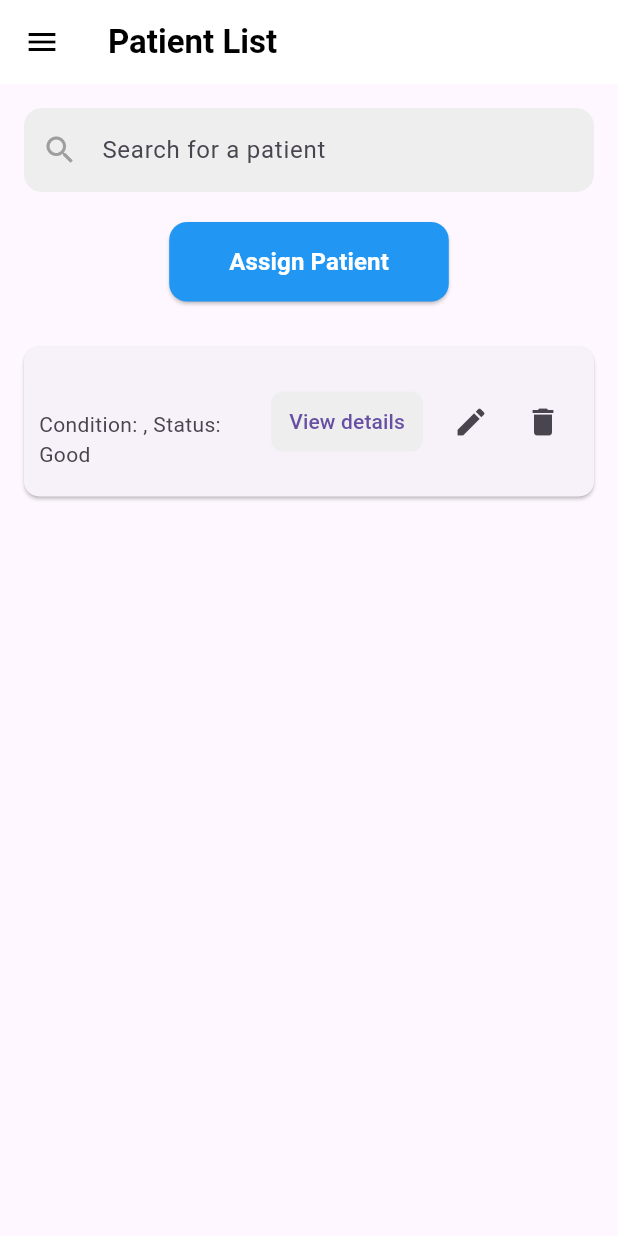
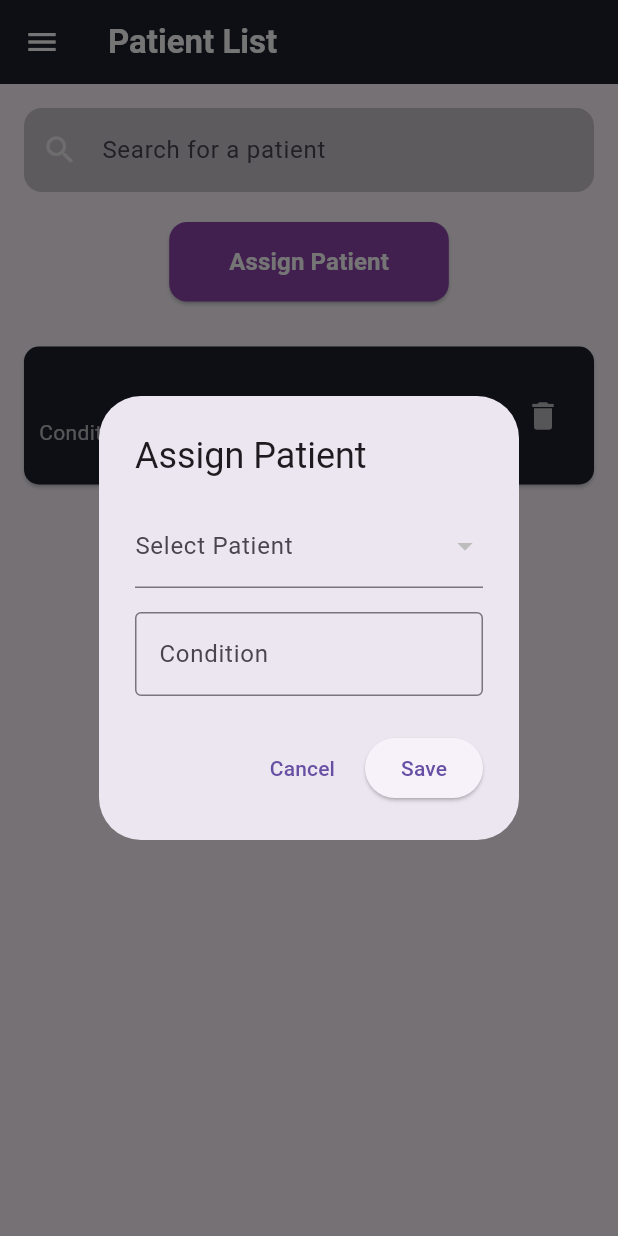
Before and after one commit to janindu333/caregiver-mobile, a Flutter app: the UserManagementPage screen opened directly with empty values, after a tap on "Assign Patient", on a phone screen of 412 x 824 dp. Run offline on Flutter 3.47's test engine with Material 3 defaults, Android fonts, the light colour scheme and no system bars; our stand-ins replace cloud_firestore, firebase_auth, firebase_core, firebase_messaging, flutter_local_notifications, flutter_zoom_drawer; accounts and stored records are empty.

Commit message:
added color changes

```diff
--- a/lib/features/caregiver/presentation/pages/user_management_page.dart
+++ b/lib/features/caregiver/presentation/pages/user_management_page.dart
@@ -16,6 +16,8 @@ class _UserManagementPageState extends State<UserManagementPage> {
   TextEditingController _conditionController = TextEditingController();
   List<DocumentSnapshot> _allPatientsByCareGiverId = [];
   List<DocumentSnapshot> _filteredPatientsByCareGiverId = [];
+  List<DocumentSnapshot> _allPatients = [];
+  List<DocumentSnapshot> _filteredPatients = [];
   String? _selectedPatientId;
 
   @override
@@ -36,14 +38,25 @@ class _UserManagementPageState extends State<UserManagementPage> {
     });
   }
 
+  void _fetchPatients() async {
+    CollectionReference users = FirebaseFirestore.instance.collection('users');
+
+    QuerySnapshot querySnapshot = await users.where('role', isEqualTo: 'patient').get();
+
+    setState(() {
+      _allPatients = querySnapshot.docs;
+      _filteredPatients = querySnapshot.docs;
+    });
+  }
+
   void _filterPatients(String query) {
     if (query.isEmpty) {
       setState(() {
-        _filteredPatientsByCareGiverId = _allPatientsByCareGiverId;
+        _filteredPatients = _allPatients;
       });
     } else {
       setState(() {
-        _filteredPatientsByCareGiverId = _allPatientsByCareGiverId.where((patient) {
+        _filteredPatients = _allPatients.where((patient) {
           String name = (patient.data() as Map<String, dynamic>)['name'];
           return name.toLowerCase().contains(query.toLowerCase());
         }).toList();
@@ -114,24 +127,90 @@ class _UserManagementPageState extends State<UserManagementPage> {
   }
 
   void _showAddPatientDialog() {
-    // Implement logic to show add patient dialog
+    _fetchPatients();
+
+    showDialog(
+      context: context,
+      builder: (context) {
+        return AlertDialog(
+          title: Text('Assign Patient'),
+          content: Column(
+            mainAxisSize: MainAxisSize.min,
+            children: [
+              DropdownButtonFormField<String>(
+                value: _selectedPatientId,
+                items: _filteredPatients.map((patient) {
+                  var patientData = patient.data() as Map<String, dynamic>;
+                  return DropdownMenuItem<String>(
+                    value: patient.id,
+                    child: Text(patientData['name']),
+                  );
+                }).toList(),
+                onChanged: (value) {
+                  setState(() {
+                    _selectedPatientId = value;
+                  });
+                },
+                decoration: InputDecoration(
+                  labelText: 'Select Patient',
+                ),
+              ),
+              SizedBox(height: 16),
+              TextField(
+                controller: _conditionController,
+                decoration: InputDecoration(
+                  labelText: 'Condition',
+                  border: OutlineInputBorder(),
+                ),
+              ),
+            ],
+          ),
+          actions: [
+            TextButton(
+              onPressed: () {
+                Navigator.of(context).pop();
+              },
+              child: Text('Cancel'),
+            ),
+            ElevatedButton(
+              onPressed: () {
+                if (_selectedPatientId != null) {
+                  var selectedPatient = _filteredPatients.firstWhere(
+                      (patient) => patient.id == _selectedPatientId);
+                  var patientData = selectedPatient.data() as Map<String, dynamic>;
+                  _addNewPatient(
+                    _selectedPatientId!,
+                    patientData['name'],
+                    _conditionController.text,
+                    () {
+                      ScaffoldMessenger.of(context).showSnackBar(
+                        SnackBar(content: Text('Patient assigned successfully')),
+                      );
+                    },
+                  );
+                  Navigator.of(context).pop();
+                }
+              },
+              child: Text('Save'),
+            ),
+          ],
+        );
+      },
+    );
   }
 
   @override
   Widget build(BuildContext context) {
     return Scaffold(
       appBar: AppBar(
-        backgroundColor: Colors.white,
+        backgroundColor: Color(0xFF1E1E2E), // Updated to match login page color
         elevation: 0,
-        title: Text(
+        title: const Text(
           'Patient List',
-          style: TextStyle(
-            color: Colors.black,
-            fontWeight: FontWeight.bold,
-          ),
+          style: TextStyle(color: Colors.white, fontWeight: FontWeight.bold), // Updated text color to white
         ),
         leading: IconButton(
-          icon: Icon(Icons.menu, color: Colors.black),
+          icon: Icon(Icons.menu, color: Colors.white), // Updated icon color to white
           onPressed: widget.onMenuPressed,
         ),
       ),
@@ -140,14 +219,13 @@ class _UserManagementPageState extends State<UserManagementPage> {
         child: Column(
           crossAxisAlignment: CrossAxisAlignment.start,
           children: <Widget>[
-            // Search bar
             TextField(
               controller: _searchController,
               decoration: InputDecoration(
                 hintText: 'Search for a patient',
-                prefixIcon: Icon(Icons.search, color: Colors.grey),
+                prefixIcon: Icon(Icons.search, color: Colors.white70), // Updated icon color
                 filled: true,
-                fillColor: Colors.grey[200],
+                fillColor: Colors.black.withOpacity(0.2), // Updated to match login page color
                 border: OutlineInputBorder(
                   borderRadius: BorderRadius.circular(12),
                   borderSide: BorderSide.none,
@@ -156,15 +234,15 @@ class _UserManagementPageState extends State<UserManagementPage> {
               onChanged: (value) {
                 _filterPatients(value);
               },
+              style: TextStyle(color: Colors.white), // Updated text color
             ),
             SizedBox(height: 20),
-            // Assign Patient Button
             Center(
               child: ElevatedButton(
                 onPressed: _showAddPatientDialog,
                 style: ElevatedButton.styleFrom(
                   padding: EdgeInsets.symmetric(horizontal: 40, vertical: 15),
-                  backgroundColor: Colors.blue,
+                  backgroundColor: Color(0xFF8E44AD), // Updated button color to match login page
                   shape: RoundedRectangleBorder(
                     borderRadius: BorderRadius.circular(12),
                   ),
@@ -180,10 +258,9 @@ class _UserManagementPageState extends State<UserManagementPage> {
               ),
             ),
             SizedBox(height: 20),
-            // List of patients
             Expanded(
               child: _filteredPatientsByCareGiverId.isEmpty
-                  ? Center(child: Text('No patients found'))
+                  ? Center(child: Text('No patients found', style: TextStyle(color: Colors.white70))) // Updated text color
                   : ListView.builder(
                       itemCount: _filteredPatientsByCareGiverId.length,
                       itemBuilder: (context, index) {
@@ -197,6 +274,7 @@ class _UserManagementPageState extends State<UserManagementPage> {
                             borderRadius: BorderRadius.circular(10),
                           ),
                           margin: EdgeInsets.symmetric(vertical: 10),
+                          color: Color(0xFF1E1E2E), // Updated card background color to match login page
                           child: ListTile(
                             contentPadding: EdgeInsets.all(10),
                             title: Text(
@@ -204,33 +282,24 @@ class _UserManagementPageState extends State<UserManagementPage> {
                               style: TextStyle(
                                 fontWeight: FontWeight.bold,
                                 fontSize: 16,
+                                color: Colors.white, // Updated text color
                               ),
                             ),
-                            subtitle: Text('Condition: $patientCondition, Status: Good'), // Update the status field accordingly
+                            subtitle: Text(
+                              'Condition: $patientCondition',
+                              style: TextStyle(color: Colors.white70), // Updated text color
+                            ),
                             trailing: Row(
                               mainAxisSize: MainAxisSize.min,
                               children: [
-                                TextButton(
-                                  onPressed: () {
-                                    // Handle view details action
-                                  },
-                                  style: TextButton.styleFrom(
-                                    backgroundColor: Colors.grey[200],
-                                    shape: RoundedRectangleBorder(
-                                      borderRadius: BorderRadius.circular(8),
-                                    ),
-                                  ),
-                                  child: Text('View details'),
-                                ),
-                                SizedBox(width: 8),
                                 IconButton(
-                                  icon: Icon(Icons.edit),
+                                  icon: Icon(Icons.edit, color: Colors.white70), // Updated icon color
                                   onPressed: () {
                                     // Navigate to Edit Patient Page
                                   },
                                 ),
                                 IconButton(
-                                  icon: Icon(Icons.delete),
+                                  icon: Icon(Icons.delete, color: Colors.white70), // Updated icon color
                                   onPressed: () {
                                     _showDeleteConfirmationDialog(patientId);
                                   },
--- a/lib/features/patient/presentation/pages/patient_home_page.dart
+++ b/lib/features/patient/presentation/pages/patient_home_page.dart
@@ -282,4 +282,5 @@ class PatientHomePage extends StatelessWidget {
       print('Failed to send push notification: $e');
     }
   }
+
 }
```
Also changed, not shown: lib/features/caregiver/presentation/pages/caregiver_main_screen.dart (+45 -23 lines).
